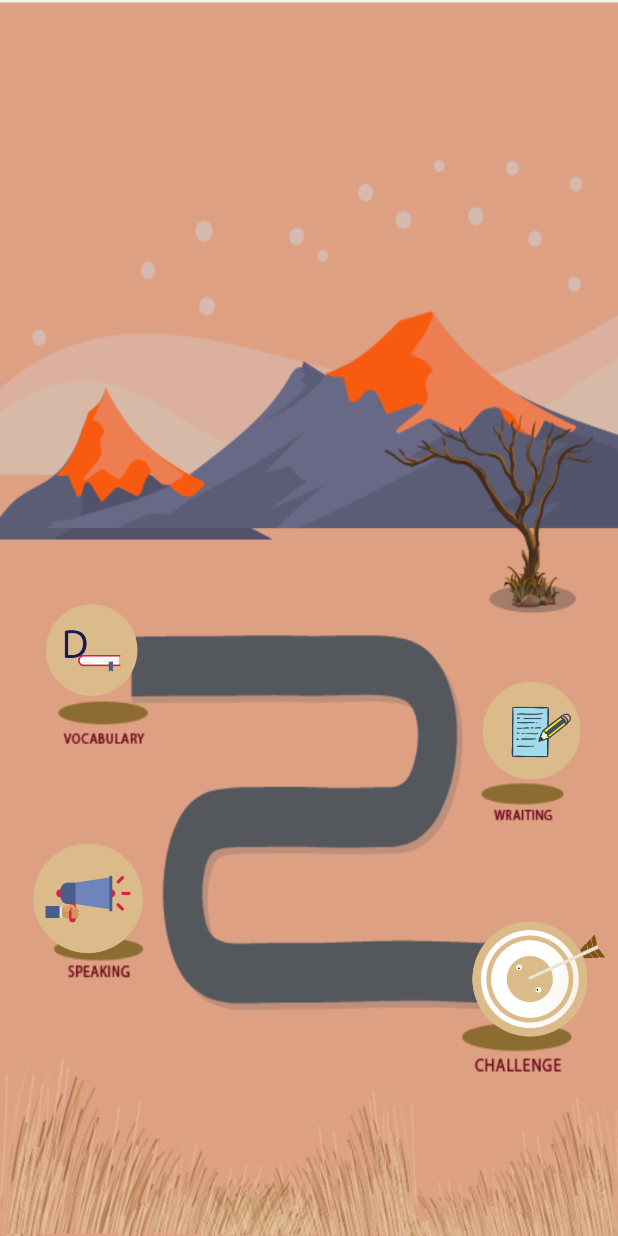
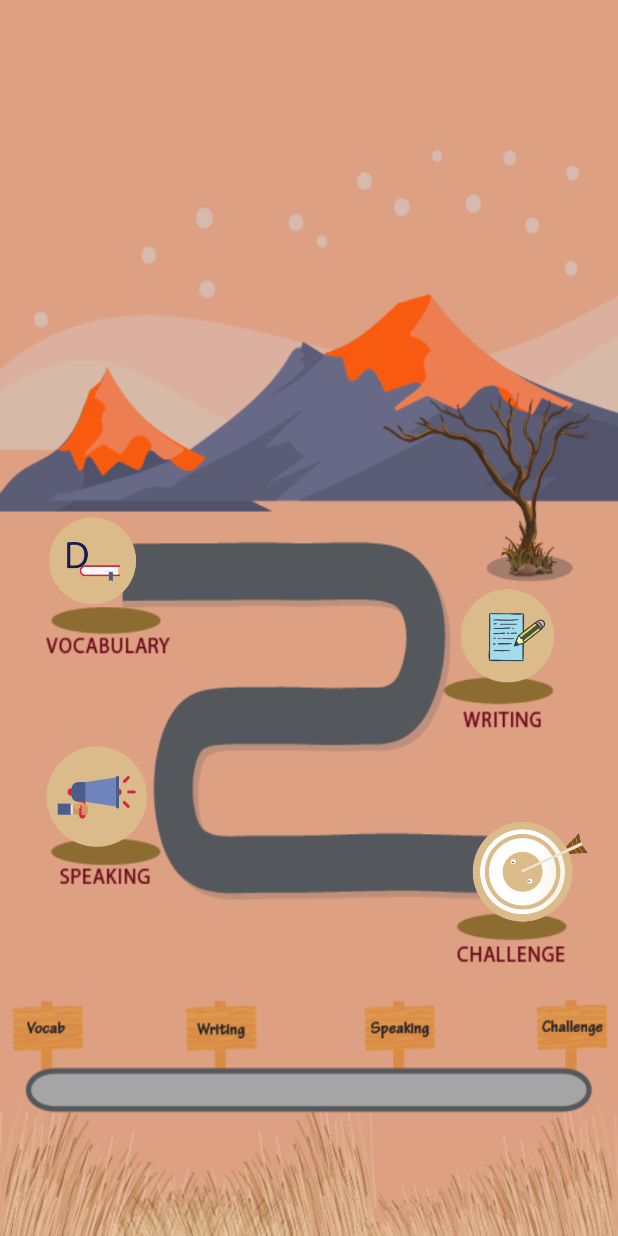
Before and after one commit to Miftahunajat/english-kids-talk, an Android app: the layout fragment_level_hard.xml on its own in the app's theme, with its tools: preview values and no code run, on a phone screen of 412 x 824 dp. Run offline under Robolectric (Android 15) with nearby library versions, the phone set to English and light mode, and no system bars; Roboto replaces fonts that are not available here.

Commit message:
menata tampilan

```diff
--- a/app/src/main/java/com/squishydev/setoz/englishkidstalk/ui/learning/learningcategory/LearningCategoryActivity.java
+++ b/app/src/main/java/com/squishydev/setoz/englishkidstalk/ui/learning/learningcategory/LearningCategoryActivity.java
@@ -4,6 +4,7 @@
 import android.content.Intent;
 import android.databinding.DataBindingUtil;
 import android.os.Bundle;
+import android.support.v4.content.ContextCompat;
 import android.support.v7.widget.LinearLayoutManager;
 import android.util.Log;
 
@@ -31,6 +32,7 @@
     ActivityLearningCategory2Binding binding;
     LearningCategoryAdapter2 learningCategoryAdapter2;
     List<LearningTopicsItem> learningTopicsItem;
+    int backgrounds[] = {R.drawable.latar_kategori_easy,R.drawable.latar_kategori_medium,R.drawable.latar_kategori_hard};
     Difficulty mDifficulty;
     int learningCategoryId;
 
@@ -52,6 +54,8 @@
         learningCategoryId = getIntent().getIntExtra("learning-category-id",1);
 
         mDifficulty = (Difficulty) getIntent().getSerializableExtra("difficulty");
+
+        binding.getRoot().setBackground(ContextCompat.getDrawable(this,backgrounds[mDifficulty.getNumber()]));
 
         mPresenter.getLearningTopics(learningCategoryId);
     }
--- a/app/src/main/res/layout/fragment_level_hard.xml
+++ b/app/src/main/res/layout/fragment_level_hard.xml
@@ -21,50 +21,50 @@
 
     <ImageView
         android:id="@+id/iv_vocab_hard"
-        android:layout_width="105dp"
-        android:layout_height="105dp"
+        android:layout_width="100dp"
+        android:layout_height="100dp"
         app:layout_constraintBottom_toBottomOf="parent"
         app:layout_constraintEnd_toEndOf="parent"
-        app:layout_constraintHorizontal_bias="0.025"
+        app:layout_constraintHorizontal_bias="0.037"
         app:layout_constraintStart_toStartOf="parent"
         app:layout_constraintTop_toTopOf="parent"
-        app:layout_constraintVertical_bias=".525"
+        app:layout_constraintVertical_bias="0.443"
         app:srcCompat="@drawable/vocab_hd" />
 
     <ImageView
         android:id="@+id/iv_writing_hard"
-        android:layout_width="115dp"
-        android:layout_height="115dp"
-        app:srcCompat="@drawable/write_hd"
-        app:layout_constraintHorizontal_bias=".9999999999"
-        app:layout_constraintVertical_bias=".61"
+        android:layout_width="110dp"
+        android:layout_height="110dp"
+        app:layout_constraintBottom_toBottomOf="parent"
+        app:layout_constraintHorizontal_bias="0.938"
+        app:layout_constraintLeft_toLeftOf="parent"
+        app:layout_constraintRight_toRightOf="parent"
         app:layout_constraintTop_toTopOf="parent"
-        app:layout_constraintBottom_toBottomOf="parent"
-        app:layout_constraintLeft_toLeftOf="parent"
-        app:layout_constraintRight_toRightOf="parent"/>
+        app:layout_constraintVertical_bias="0.52"
+        app:srcCompat="@drawable/write_hd" />
 
     <ImageView
         android:id="@+id/iv_speaking_hard"
-        android:layout_width="120dp"
-        android:layout_height="120dp"
+        android:layout_width="110dp"
+        android:layout_height="110dp"
         app:layout_constraintBottom_toBottomOf="parent"
+        app:layout_constraintHorizontal_bias="0.036"
         app:layout_constraintLeft_toLeftOf="parent"
         app:layout_constraintRight_toRightOf="parent"
         app:layout_constraintTop_toTopOf="parent"
-        app:layout_constraintHorizontal_bias="0.0"
-        app:layout_constraintVertical_bias="0.774"
+        app:layout_constraintVertical_bias="0.674"
         app:srcCompat="@drawable/spek_hd" />
 
     <ImageView
         android:id="@+id/iv_challenge_hard"
-        android:layout_width="115dp"
-        android:layout_height="115dp"
+        android:layout_width="100dp"
+        android:layout_height="100dp"
         app:layout_constraintBottom_toBottomOf="parent"
-        app:layout_constraintHorizontal_bias="1.0"
+        app:layout_constraintHorizontal_bias="0.960"
         app:layout_constraintLeft_toLeftOf="parent"
         app:layout_constraintRight_toRightOf="parent"
         app:layout_constraintTop_toTopOf="parent"
-        app:layout_constraintVertical_bias="0.834"
+        app:layout_constraintVertical_bias="0.729"
         app:srcCompat="@drawable/ch_hd" />
 
 
--- a/app/src/main/res/values/colors.xml
+++ b/app/src/main/res/values/colors.xml
@@ -22,5 +22,6 @@
     <color name="bottomCategoryNavigationColorBackground">#e7ad60</color>
     <color name="bottomCategoryNavigationColorOutline">#b98136</color>
 
+    <color name="biruDongker">#0e0d3d</color>
 
 </resources>
--- a/app/src/main/res/values/strings.xml
+++ b/app/src/main/res/values/strings.xml
@@ -29,4 +29,5 @@
     <!--speaking-->
     <string name="speech_prompt">Say something&#8230;</string>
     <string name="speech_not_supported">Sorry! Your device doesn\'t support speech input</string>
+    <string name="swap"><![CDATA[<< swap >>]]></string>
 </resources>
```
Also changed, not shown: app/src/main/res/layout/activity_learning_category_2.xml (+14 -36 lines), app/src/main/res/layout/fragment_level_easy.xml (+6 -6 lines), app/src/main/res/layout/fragment_level_medium.xml (+20 -19 lines), app/src/main/res/layout/item_learning_category_2.xml (+20 -11 lines), app/src/main/res/drawable/frag_easy.png, app/src/main/res/drawable/frag_hd.png, app/src/main/res/drawable/frag_md.png, app/src/main/res/drawable/latar_kategori_easy.png (added), app/src/main/res/drawable/latar_kategori_hard.png (added), app/src/main/res/drawable/latar_kategori_medium.png (renamed from app/src/main/res/drawable/latar_kategori_writing_md.png).
